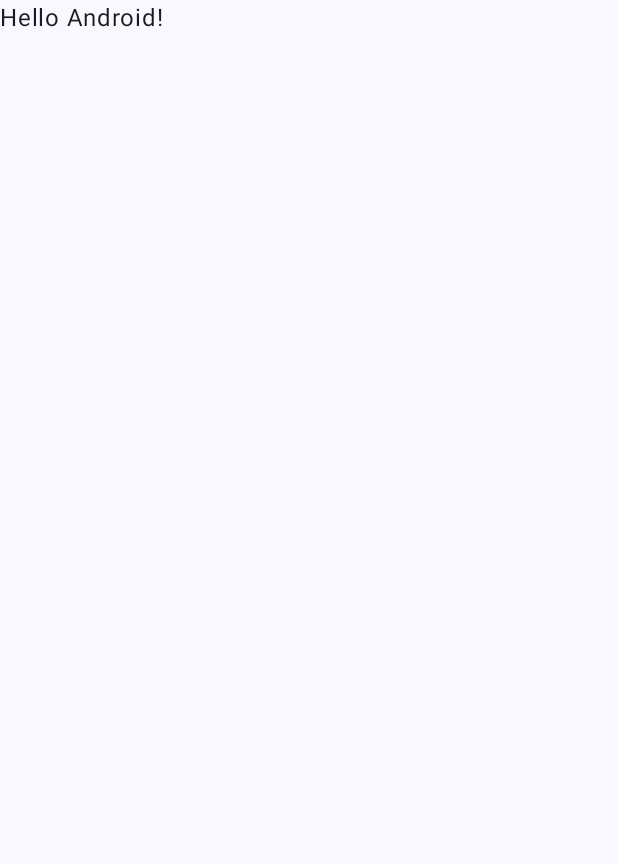
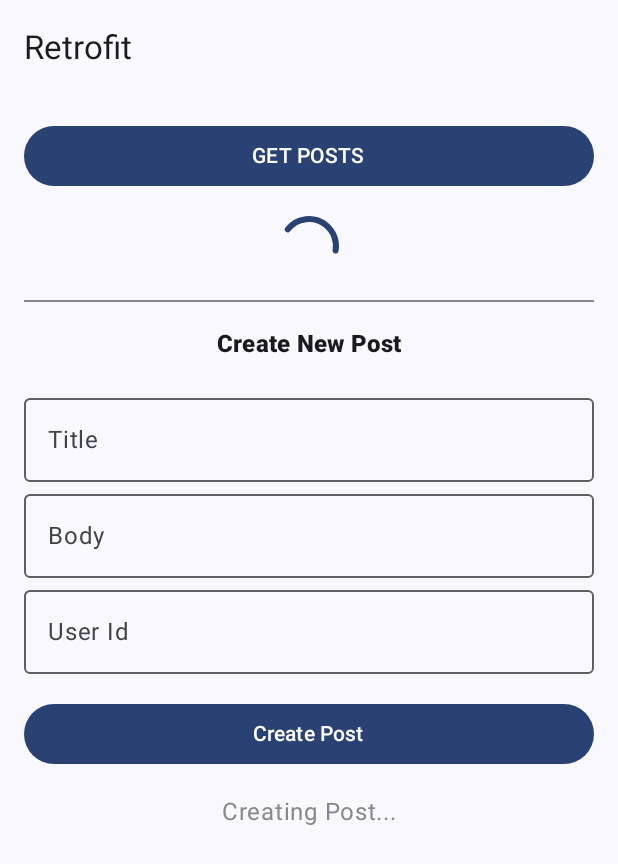
Before and after one commit to tadipavankumarreddy/AndroidUsingKotlin-Batch26, an Android app built with Jetpack Compose: the screen it shows after launch (MainActivity), on a phone screen of 412 x 824 dp. Before the commit the part shown is almost empty. Shown: the top 864 px of the screen. Run offline under Robolectric (Android 15) with nearby library versions, the phone set to English and light mode, and no system bars.

```diff
--- a/JsonTypicode-Retrofit/app/build.gradle.kts
+++ b/JsonTypicode-Retrofit/app/build.gradle.kts
@@ -42,6 +42,7 @@ android {
 dependencies {
     implementation("com.squareup.retrofit2:retrofit:3.0.0")
     implementation("com.squareup.retrofit2:converter-gson:3.0.0")
+    implementation("androidx.lifecycle:lifecycle-viewmodel-compose:2.9.0")
     implementation(libs.androidx.core.ktx)
     implementation(libs.androidx.lifecycle.runtime.ktx)
     implementation(libs.androidx.activity.compose)
--- a/JsonTypicode-Retrofit/app/src/main/AndroidManifest.xml
+++ b/JsonTypicode-Retrofit/app/src/main/AndroidManifest.xml
@@ -1,7 +1,7 @@
 <?xml version="1.0" encoding="utf-8"?>
 <manifest xmlns:android="http://schemas.android.com/apk/res/android"
     xmlns:tools="http://schemas.android.com/tools">
-
+<uses-permission android:name="android.permission.INTERNET"/>
     <application
         android:allowBackup="true"
         android:dataExtractionRules="@xml/data_extraction_rules"
--- a/JsonTypicode-Retrofit/app/src/main/java/com/nareshtech/jsontypicode_retrofit/MainActivity.kt
+++ b/JsonTypicode-Retrofit/app/src/main/java/com/nareshtech/jsontypicode_retrofit/MainActivity.kt
@@ -11,6 +11,7 @@ import androidx.compose.material3.Text
 import androidx.compose.runtime.Composable
 import androidx.compose.ui.Modifier
 import androidx.compose.ui.tooling.preview.Preview
+import com.nareshtech.jsontypicode_retrofit.presentation.ui.PostScreen
 import com.nareshtech.jsontypicode_retrofit.ui.theme.JsonTypicodeRetrofitTheme
 
 class MainActivity : ComponentActivity() {
@@ -19,29 +20,8 @@ class MainActivity : ComponentActivity() {
         enableEdgeToEdge()
         setContent {
             JsonTypicodeRetrofitTheme {
-                Scaffold(modifier = Modifier.fillMaxSize()) { innerPadding ->
-                    Greeting(
-                        name = "Android",
-                        modifier = Modifier.padding(innerPadding)
-                    )
-                }
+                PostScreen()
             }
         }
     }
 }
-
-@Composable
-fun Greeting(name: String, modifier: Modifier = Modifier) {
-    Text(
-        text = "Hello $name!",
-        modifier = modifier
-    )
-}
-
-@Preview(showBackground = true)
-@Composable
-fun GreetingPreview() {
-    JsonTypicodeRetrofitTheme {
-        Greeting("Android")
-    }
-}
--- a/JsonTypicode-Retrofit/app/src/main/java/com/nareshtech/jsontypicode_retrofit/data/PostDto.kt
+++ b/JsonTypicode-Retrofit/app/src/main/java/com/nareshtech/jsontypicode_retrofit/data/model/PostDto.kt
@@ -1,4 +1,4 @@
-package com.nareshtech.jsontypicode_retrofit.data
+package com.nareshtech.jsontypicode_retrofit.data.model
 
 // DTO for Response of GET request , Posts and POST /posts
 data class PostDto(
--- a/JsonTypicode-Retrofit/app/src/main/java/com/nareshtech/jsontypicode_retrofit/data/remote/JsonPlaceholderAPI.kt
+++ b/JsonTypicode-Retrofit/app/src/main/java/com/nareshtech/jsontypicode_retrofit/data/remote/JsonPlaceholderAPI.kt
@@ -1,6 +1,6 @@
 package com.nareshtech.jsontypicode_retrofit.data.remote
 
-import com.nareshtech.jsontypicode_retrofit.data.PostDto
+import com.nareshtech.jsontypicode_retrofit.data.model.PostDto
 import retrofit2.Response
 import retrofit2.http.Body
 import retrofit2.http.GET
--- a/JsonTypicode-Retrofit/app/src/main/java/com/nareshtech/jsontypicode_retrofit/data/repository/PostRepositoryImpl.kt
+++ b/JsonTypicode-Retrofit/app/src/main/java/com/nareshtech/jsontypicode_retrofit/data/repository/PostRepositoryImpl.kt
@@ -1,7 +1,7 @@
 package com.nareshtech.jsontypicode_retrofit.data.repository
 
 import com.google.gson.GsonBuilder
-import com.nareshtech.jsontypicode_retrofit.data.PostDto
+import com.nareshtech.jsontypicode_retrofit.data.model.PostDto
 import com.nareshtech.jsontypicode_retrofit.data.remote.JsonPlaceholderAPI
 import retrofit2.Retrofit
 import retrofit2.converter.gson.GsonConverterFactory
--- /dev/null
+++ b/JsonTypicode-Retrofit/app/src/main/java/com/nareshtech/jsontypicode_retrofit/presentation/ui/PostScreen.kt
@@ -0,0 +1,185 @@
+package com.nareshtech.jsontypicode_retrofit.presentation.ui
+
+import android.widget.Toast
+import androidx.compose.foundation.background
+import androidx.compose.foundation.layout.Column
+import androidx.compose.foundation.layout.Spacer
+import androidx.compose.foundation.layout.fillMaxSize
+import androidx.compose.foundation.layout.fillMaxWidth
+import androidx.compose.foundation.layout.height
+import androidx.compose.foundation.layout.padding
+import androidx.compose.foundation.rememberScrollState
+import androidx.compose.foundation.text.KeyboardOptions
+import androidx.compose.foundation.verticalScroll
+import androidx.compose.material3.Button
+import androidx.compose.material3.CircularProgressIndicator
+import androidx.compose.material3.Divider
+import androidx.compose.material3.ExperimentalMaterial3Api
+import androidx.compose.material3.MaterialTheme
+import androidx.compose.material3.OutlinedTextField
+import androidx.compose.material3.Scaffold
+import androidx.compose.material3.Text
+import androidx.compose.material3.TopAppBar
+import androidx.compose.runtime.Composable
+import androidx.compose.runtime.LaunchedEffect
+import androidx.compose.runtime.collectAsState
+import androidx.compose.ui.Alignment
+import androidx.compose.ui.Modifier
+import androidx.compose.ui.platform.LocalContext
+import androidx.compose.ui.unit.dp
+import androidx.lifecycle.viewmodel.compose.viewModel
+import androidx.compose.runtime.getValue
+import androidx.compose.runtime.mutableStateOf
+import androidx.compose.runtime.remember
+import androidx.compose.runtime.setValue
+import androidx.compose.ui.graphics.Color
+import androidx.compose.ui.text.font.FontWeight
+import androidx.compose.ui.text.input.KeyboardType
+import com.nareshtech.jsontypicode_retrofit.presentation.util.Resource
+import com.nareshtech.jsontypicode_retrofit.presentation.viewmodel.PostViewModel
+
+
+@OptIn(ExperimentalMaterial3Api::class)
+@Composable
+fun PostScreen(viewModel: PostViewModel = viewModel()){
+
+    val postState by viewModel.postsState.collectAsState()
+    val createPostState by viewModel.createPostState.collectAsState()
+    val context = LocalContext.current
+    val scrollState = rememberScrollState()
+
+    LaunchedEffect(createPostState) {
+        when(createPostState){
+            is Resource.Success -> {
+                val post = (createPostState as Resource.Success).data
+                Toast.makeText(context, "Post Created: ID ${post?.id}", Toast.LENGTH_LONG).show()
+                viewModel.resetCreatePostState()
+            }
+
+            is Resource.Error -> {
+                val errorMessage = (createPostState as Resource.Error).data
+                Toast.makeText(context, "Error Creating post $errorMessage", Toast.LENGTH_LONG).show()
+                viewModel.resetCreatePostState()
+            }
+
+            is Resource.Loading -> {
+                // Do Nothing
+            }
+        }
+    }
+
+    Scaffold(topBar = {
+        TopAppBar(title = { Text("Retrofit") })
+    }) { paddingValues->
+
+        Column(
+            modifier = Modifier.fillMaxSize()
+                .padding(paddingValues)
+                .padding(16.dp)
+                .verticalScroll(scrollState),
+            horizontalAlignment = Alignment.CenterHorizontally
+        ) {
+            Button(onClick = { viewModel.getPosts() },
+                modifier = Modifier.fillMaxWidth()) {
+                Text("GET POSTS")
+            }
+
+            Spacer(modifier = Modifier.height(16.dp))
+
+            // This logic is used to fetch data / error data and show it to the users
+            when(postState){
+                is Resource.Loading -> CircularProgressIndicator()
+                is Resource.Success -> {
+                    val posts = (postState as Resource.Success).data
+                    if(!posts.isNullOrEmpty()){
+                        Text("Fetched Posts:", style = MaterialTheme.typography.titleMedium, fontWeight = FontWeight.Black)
+                        Spacer(modifier = Modifier.height(8.dp))
+                        posts.forEach { post ->
+                            Text(
+                                text = "ID: ${post.id}, Title: ${post.title}",
+                                modifier = Modifier.fillMaxWidth()
+                                    .padding(vertical = 4.dp)
+                                    .background(Color.LightGray.copy(alpha = 0.2f))
+                                    .padding(8.dp))
+                        }
+                    }else{
+                        Text("No Posts Fetched yet")
+                    }
+                }
+                is Resource.Error -> {
+                    val errorMessage = (postState as Resource.Error).data
+                    Text("Error: $errorMessage", color = Color.Red)
+                }
+            }
+
+            Spacer(modifier = Modifier.height(16.dp))
+
+            Divider(modifier = Modifier.fillMaxWidth(), thickness = 1.dp, color = Color.Gray)
+
+            Spacer(modifier = Modifier.height(16.dp))
+
+            // POST Section
+
+            Text("Create New Post", style = MaterialTheme.typography.titleMedium, fontWeight = FontWeight.Black)
+            Spacer(modifier = Modifier.height(16.dp))
+
+            var title by remember { mutableStateOf("") }
+            var body by remember { mutableStateOf("") }
+            var userId by remember { mutableStateOf("") }
+
+            OutlinedTextField(
+                value = title,
+                onValueChange = {title = it},
+                label = {Text("Title")},
+                modifier = Modifier.fillMaxWidth()
+            )
+
+            OutlinedTextField(
+                value = body,
+                onValueChange = {body = it},
+                label = {Text("Body")},
+                modifier = Modifier.fillMaxWidth()
+            )
+
+            OutlinedTextField(
+                value = userId,
+                onValueChange = {userId = it},
+                label = {Text("User Id")},
+                keyboardOptions = KeyboardOptions(keyboardType = KeyboardType.Number),
+                modifier = Modifier.fillMaxWidth()
+            )
+
+            Spacer(modifier = Modifier.height(16.dp))
+
+            Button(onClick = {
+                if(title.isNotEmpty() && body.isNotEmpty() && userId.isNotEmpty()){
+                    val userIdInt = userId.toIntOrNull()
+                    if(userIdInt != null){
+                        viewModel.createPost(title = title, body = body, userId = userIdInt)
+                    }else{
+                        Toast.makeText(context, "Please enter a valid user id", Toast.LENGTH_LONG).show()
+                    }
+            }},
+                modifier = Modifier.fillMaxWidth()) {
+                Text("Create Post")
+            }
+
+            Spacer(modifier = Modifier.height(16.dp))
+
+            when(createPostState){
+                is Resource.Loading -> if(createPostState.data == null) Text("Creating Post...", color = Color.Gray)
+                is Resource.Success -> {
+                    val post = (createPostState as Resource.Success).data
+                    if(post!=null){
+                        Text("Created Post (ID: ${post.id}", modifier = Modifier.fillMaxWidth())
+                    }
+                }
+                is Resource.Error -> {
+                    val errorMessage = (createPostState as Resource.Error).data
+                    Text("$errorMessage", color = Color.Red)
+                }
+            }
+        }
+    }
+
+}
--- /dev/null
+++ b/JsonTypicode-Retrofit/app/src/main/java/com/nareshtech/jsontypicode_retrofit/presentation/util/Resource.kt
@@ -0,0 +1,7 @@
+package com.nareshtech.jsontypicode_retrofit.presentation.util
+
+sealed class Resource<T>(val data: T? = null, val message: String?=null){
+    class Success<T>(data:T) : Resource<T>(data)
+    class Error<T>(message:String, data:T?=null): Resource<T>(data, message)
+    class Loading<T>(data:T? = null): Resource<T>(data)
+}
--- /dev/null
+++ b/JsonTypicode-Retrofit/app/src/main/java/com/nareshtech/jsontypicode_retrofit/presentation/viewmodel/PostViewModel.kt
@@ -0,0 +1,58 @@
+package com.nareshtech.jsontypicode_retrofit.presentation.viewmodel
+
+import androidx.lifecycle.ViewModel
+import androidx.lifecycle.viewModelScope
+import com.nareshtech.jsontypicode_retrofit.domain.model.Post
+import com.nareshtech.jsontypicode_retrofit.domain.usecase.CreatePostUseCase
+import com.nareshtech.jsontypicode_retrofit.domain.usecase.GetPostsUseCase
+import com.nareshtech.jsontypicode_retrofit.presentation.util.Resource
+import kotlinx.coroutines.flow.MutableStateFlow
+import kotlinx.coroutines.flow.StateFlow
+import kotlinx.coroutines.flow.asStateFlow
+import kotlinx.coroutines.launch
+
+class PostViewModel: ViewModel() {
+    private val getPostsUseCase = GetPostsUseCase()
+    private val createPostUseCase = CreatePostUseCase()
+
+    private val _postsState = MutableStateFlow<Resource<List<Post>>>(Resource.Loading())
+    val postsState: StateFlow<Resource<List<Post>>> = _postsState.asStateFlow()
+
+    private val _createPostState = MutableStateFlow<Resource<Post>>(Resource.Loading())
+    val createPostState: StateFlow<Resource<Post>> = _createPostState.asStateFlow()
+
+    init {
+
+    }
+
+    fun getPosts(){
+        viewModelScope.launch {
+            _postsState.value = Resource.Loading()
+            try{
+                val posts =getPostsUseCase()
+                _postsState.value = Resource.Success(posts)
+            }catch (e: Exception){
+                _postsState.value = Resource.Error("Error Fetching Posts: ${e.localizedMessage}")
+            }
+        }
+    }
+
+    fun createPost(title:String, body:String, userId:Int){
+        viewModelScope.launch {
+            _createPostState.value = Resource.Loading()
+            try {
+                val newPost = Post(title = title, body = body, userId = userId)
+                val createdPost = createPostUseCase(newPost)
+                _createPostState.value = Resource.Success(createdPost)
+            }catch (e: Exception){
+                _createPostState.value = Resource.Error("Error Fetching Posts: ${e.localizedMessage}")
+            }
+        }
+    }
+
+    // Reset create post state after showing error/success
+    fun resetCreatePostState(){
+        _createPostState.value = Resource.Loading(null)
+    }
+
+}
```
Also changed, not shown: JsonTypicode-Retrofit/app/src/main/java/com/nareshtech/jsontypicode_retrofit/domain/model/Post.kt (added, +8 -0 lines), JsonTypicode-Retrofit/app/src/main/java/com/nareshtech/jsontypicode_retrofit/domain/repository/PostRepository.kt (added, +8 -0 lines), JsonTypicode-Retrofit/app/src/main/java/com/nareshtech/jsontypicode_retrofit/domain/usecase/CreatePostUseCase.kt (added, +26 -0 lines), JsonTypicode-Retrofit/app/src/main/java/com/nareshtech/jsontypicode_retrofit/domain/usecase/GetPostsUseCase.kt (added, +21 -0 lines), 1 other file.
